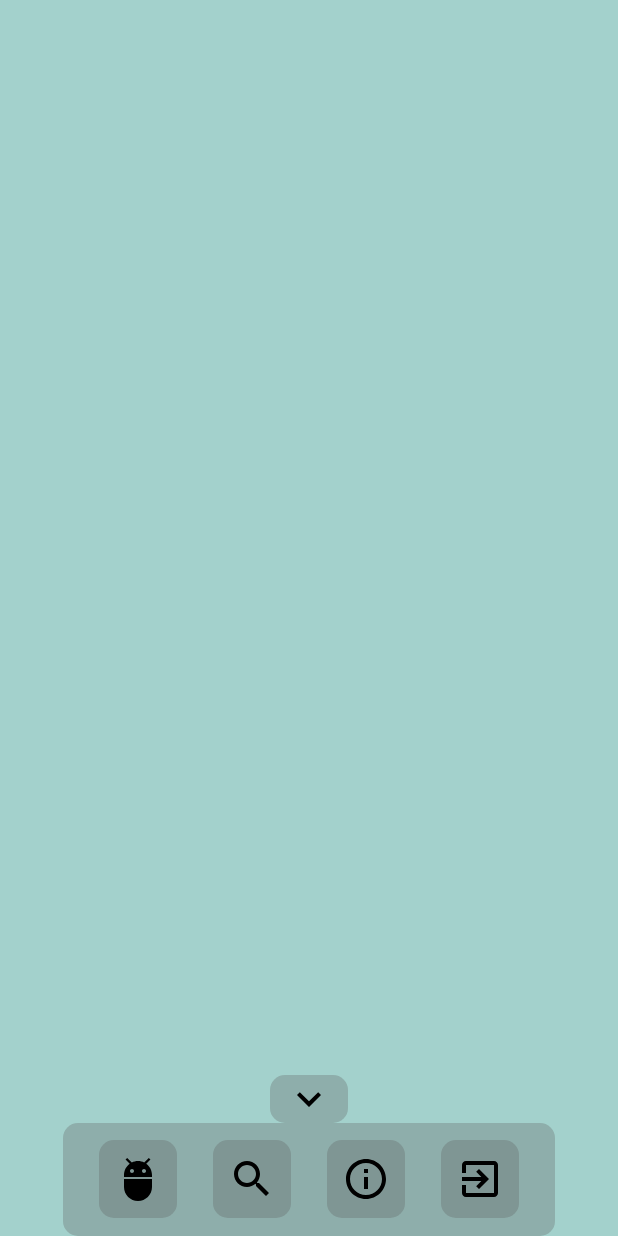
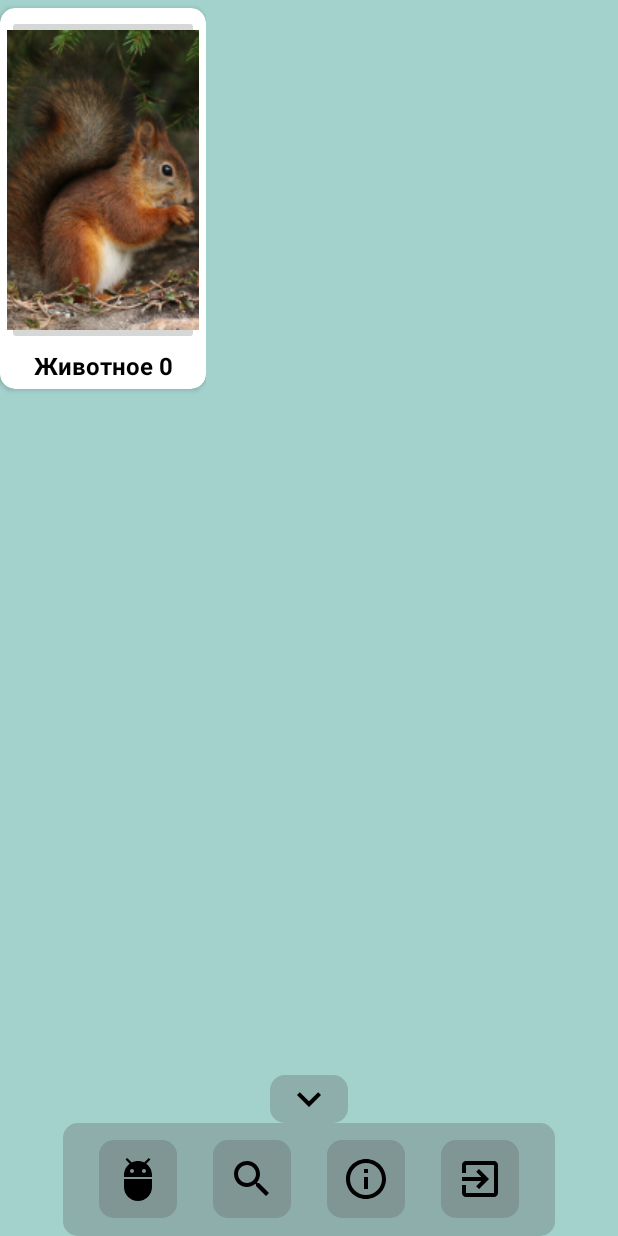
Before and after one commit to toffeantyri/TotemAnimals, an Android app: the screen it shows after launch (MainActivity), after a tap on an icon or button, on a phone screen of 412 x 824 dp. Run offline under Robolectric (Android 15) with nearby library versions, the phone set to English and light mode, and no system bars; our stand-ins replace AdMob; 2 other taps on this screen came first.

Commit message:
0.152 тест recyclerView с адаптером и добавлением по слушателю нажатий (это пздц)

```diff
--- a/app/src/main/java/com/example/totemanimals/MainActivity.kt
+++ b/app/src/main/java/com/example/totemanimals/MainActivity.kt
@@ -9,23 +9,32 @@ import androidx.appcompat.app.AppCompatActivity
 import android.os.Bundle
 import android.view.MotionEvent
 import android.view.View
+import android.widget.GridLayout
 import android.widget.ImageButton
 import androidx.appcompat.app.AlertDialog
 import androidx.appcompat.app.AppCompatDelegate
 import androidx.fragment.app.DialogFragment
+import androidx.recyclerview.widget.GridLayoutManager
+import androidx.recyclerview.widget.RecyclerView
 import com.google.android.gms.ads.AdRequest
 import com.google.android.gms.ads.AdView
 import com.google.android.gms.ads.MobileAds
 import kotlinx.android.synthetic.main.activity_main.*
 
 class MainActivity : AppCompatActivity() {
+    lateinit var mAdView: AdView
+    private val adapter1 = AnimalsAdaptList()
+    private val imIdList = listOf(R.drawable.smallbelka,R.drawable.smallbober,R.drawable.smallezh,
+        R.drawable.smallfilin,R.drawable.smallkon,R.drawable.smalllebed,R.drawable.smalllisa,
+        R.drawable.smallmedved,R.drawable.smallolen,R.drawable.smallorel,R.drawable.smallpetuh,
+        R.drawable.smallslon,R.drawable.smalltur,R.drawable.smalluzh,R.drawable.smallvolk,)
+private var indexImList = 0
 
-    lateinit var mAdView: AdView
 
     override fun onCreate(savedInstanceState: Bundle?) {
         super.onCreate(savedInstanceState)
         setContentView(R.layout.activity_main)
-
+        init()
         buttonEffectonClick(menu_bt_my_test)
         buttonEffectonClick(menu_bt_info)
         buttonEffectonClick(menu_bt_searchlist)
@@ -33,11 +42,11 @@ class MainActivity : AppCompatActivity() {
 
         AppCompatDelegate.setDefaultNightMode(AppCompatDelegate.MODE_NIGHT_NO) // Отключение ночной темы для этого активити
 
-
         MobileAds.initialize(this) {}
         mAdView=findViewById(R.id.adView)
         val adRequest = AdRequest.Builder().build()
         mAdView.loadAd(adRequest)
+
 
     }
 
@@ -77,10 +86,24 @@ class MainActivity : AppCompatActivity() {
 
     fun onClickSearchList(view: View){
         buttonEffectonClick(menu_bt_searchlist)
+
     }
 
     fun onClickMyTest(view: View){
         buttonEffectonClick(menu_bt_my_test)
     }
 
+
+
+
+private fun init() {
+    rcView_AnList.layoutManager = GridLayoutManager(this@MainActivity,3)
+    rcView_AnList.adapter = adapter1
+    menu_bt_searchlist.setOnClickListener {
+        if(indexImList > imIdList.size-1) indexImList = 0
+        val animal = Animal(imIdList[indexImList],"Животное $indexImList")
+        adapter1.addAnimal(animal)
+        indexImList++
+    }
 }
+}
--- a/app/src/main/java/com/example/totemanimals/animals_adapt_list.kt
+++ b/app/src/main/java/com/example/totemanimals/animals_adapt_list.kt
@@ -1,12 +1,44 @@
 package com.example.totemanimals
 
+import android.view.LayoutInflater
 import android.view.View
+import android.view.ViewGroup
+import android.widget.ImageView
+import android.widget.TextView
 import androidx.recyclerview.widget.RecyclerView
+import kotlinx.android.synthetic.main.activity_main.*
+import kotlinx.android.synthetic.main.animal_shablon_xml.view.*
 
-class AnimalsAdaptList: RecyclerView.Adapter<AnimalsAdaptList.AnimalHolder> {
-    class AnimalHolder(animal_item: View) : RecyclerView.ViewHolder(animal_item){
-        fun bind(shablonAnimal: shablon_animal) {
-            //val im =
+class AnimalsAdaptList: RecyclerView.Adapter<AnimalsAdaptList.AnimalHolder>() { // Адаптер с Вью Хольдером
+
+    val animalList = ArrayList<Animal>()
+
+    class AnimalHolder(animal_item: View) : RecyclerView.ViewHolder(animal_item) { // вью холдер с параметром вью передадим шаблон)
+        val im0 :ImageView = animal_item.findViewById(R.id.im_item_shablon)
+        val tv0 :TextView = animal_item.findViewById(R.id.tv_item_shablon)
+        //находим в нашем переданном классу вью - картинку и текст
+               fun bind(shablonAnimal: Animal) {  // функция присваивает переданные ? картинку и текст
+                tv0.text=shablonAnimal.title_animal
+                im0.setImageResource(shablonAnimal.im_animal)
         }
     }
+
+    override fun onCreateViewHolder(parent: ViewGroup, viewType: Int): AnimalHolder {
+        val view = LayoutInflater.from(parent.context).inflate(R.layout.animal_shablon_xml,parent,false)
+        return AnimalHolder(view)
+    }
+
+    override fun onBindViewHolder(holder: AnimalHolder, position: Int) {
+        holder.bind(animalList[position])
+    }
+
+    override fun getItemCount(): Int {
+       return animalList.size
+    }
+
+    fun addAnimal(shablonAnimal: Animal) {
+        animalList.add(shablonAnimal)
+        notifyDataSetChanged()
+    }
+
 }
--- a/app/src/main/java/com/example/totemanimals/shablon_animal.kt
+++ b/app/src/main/java/com/example/totemanimals/shablon_animal.kt
@@ -1,5 +1,5 @@
 package com.example.totemanimals
 
-data class shablon_animal (val im_animal:Int, val title_animal:String) {
+data class Animal (val im_animal:Int, val title_animal:String) {
 
 }
--- a/app/src/main/res/layout/animal_shablon_xml.xml
+++ b/app/src/main/res/layout/animal_shablon_xml.xml
@@ -2,16 +2,17 @@
 <androidx.constraintlayout.widget.ConstraintLayout xmlns:android="http://schemas.android.com/apk/res/android"
     xmlns:app="http://schemas.android.com/apk/res-auto"
     android:layout_width="match_parent"
-    android:layout_height="match_parent"
-    android:background="#8BC34A">
+    android:layout_height="wrap_content"
+    android:layout_gravity="center_horizontal"
+    android:background="#00FFFFFF">
 
     <androidx.cardview.widget.CardView
-        android:layout_width="match_parent"
+        android:layout_width="wrap_content"
         android:layout_height="wrap_content"
         android:layout_marginHorizontal="5dp"
         android:layout_marginVertical="5dp"
         android:background="#FFFFFF"
-        app:cardCornerRadius="100dp"
+        app:cardCornerRadius="10dp"
         app:layout_constraintBottom_toBottomOf="parent"
         app:layout_constraintEnd_toEndOf="parent"
         app:layout_constraintStart_toStartOf="parent"
@@ -19,21 +20,23 @@
         app:layout_constraintVertical_bias="0.0">
 
         <LinearLayout
-            android:layout_width="match_parent"
-            android:layout_height="match_parent"
+            android:layout_width="wrap_content"
+            android:layout_height="wrap_content"
             android:layout_margin="3dp"
             android:orientation="vertical">
 
-            <ImageView
+            <ImageButton
                 android:id="@+id/im_item_shablon"
-                android:layout_width="match_parent"
+                android:layout_width="wrap_content"
                 android:layout_height="wrap_content"
+                android:layout_margin="1dp"
                 app:srcCompat="@drawable/smallbelka" />
 
             <TextView
-                android:id="@+id/textView2"
+                android:id="@+id/tv_item_shablon"
                 android:layout_width="match_parent"
                 android:layout_height="match_parent"
+                android:layout_margin="1dp"
                 android:layout_weight="1"
                 android:gravity="center"
                 android:text="TextView"
```
